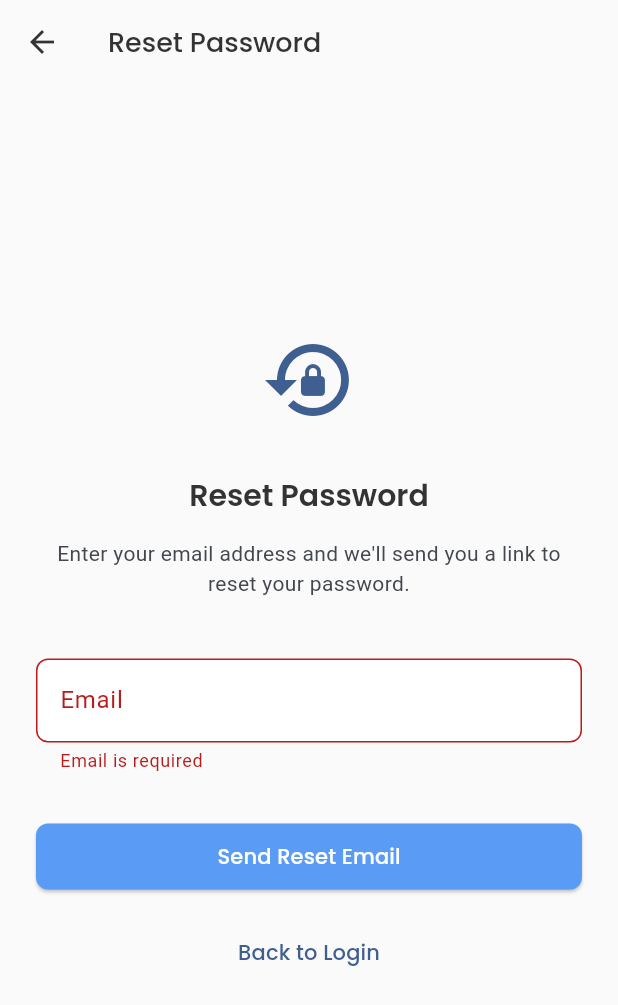
After one commit to mahmoodhamdi/khuta, a Flutter app: the ResetPasswordScreen screen opened directly, after a tap on "Send Reset Email", on a phone screen of 412 x 824 dp. The commit adds this screen. Shown: the top 1005 px of the screen. Run offline on Flutter 3.47's test engine with Material 3 defaults, Android fonts, the phone set to English and light mode, and no system bars; our stand-ins replace animated_bottom_navigation_bar, auto_size_text, cloud_firestore, connectivity_plus, easy_localization, equatable and 9 more; accounts and stored records are empty.

Commit message:
feat(auth): add password reset functionality
- Implement password reset flow with email verification
- Add new AuthPasswordResetSent state
- Create ResetPasswordScreen with form and success states
- Add translations for password reset in both English and Arabic
- Add forgot password link in login screen

```diff
--- a/assets/translations/ar.json
+++ b/assets/translations/ar.json
@@ -1,4 +1,13 @@
-{"no_recommendations": "لا يوجد تقييمات",
+{ "reset_password": "إعادة تعيين كلمة المرور",
+"reset_password_description": "أدخل عنوان بريدك الإلكتروني وسنرسل لك رابطًا لإعادة تعيين كلمة المرور.",
+"send_reset_email": "إرسال بريد إعادة التعيين",
+"forgot_password": "هل نسيت كلمة المرور؟",
+"back_to_login": "العودة إلى تسجيل الدخول",
+"email_sent": "تم إرسال البريد الإلكتروني!",
+"check_email_for_reset_link": "يرجى التحقق من بريدك الإلكتروني للحصول على رابط إعادة تعيين كلمة المرور. إذا لم تجده، تحقق من مجلد الرسائل غير المرغوب فيها.",
+"resend_email": "إعادة إرسال البريد الإلكتروني",
+"password_reset_email_sent": "تم إرسال بريد إعادة تعيين كلمة المرور بنجاح!",
+  "no_recommendations": "لا يوجد تقييمات",
 "no_results": "لا يوجد نتائج",
 "select_assessment": "اختر تقييمًا",
   "no_children": "لا يوجد أطفال",
--- a/assets/translations/en.json
+++ b/assets/translations/en.json
@@ -1,4 +1,13 @@
-{ "welcome": "Welcome",
+{  "reset_password": "Reset Password",
+"reset_password_description": "Enter your email address and we'll send you a link to reset your password.",
+"send_reset_email": "Send Reset Email",
+"forgot_password": "Forgot Password?",
+"back_to_login": "Back to Login",
+"email_sent": "Email Sent!",
+"check_email_for_reset_link": "Please check your email for a password reset link. If you don't see it, check your spam folder.",
+"resend_email": "Resend Email",
+"password_reset_email_sent": "Password reset email sent successfully!",
+  "welcome": "Welcome",
 "no_recommendations": "No Recommendations",
 "select_assessment": "Select Assessment",
 "no_results": "No Results",
--- a/lib/cubit/auth/auth_cubit.dart
+++ b/lib/cubit/auth/auth_cubit.dart
@@ -59,6 +59,16 @@ class AuthCubit extends Cubit<AuthState> {
     }
   }
 
+  Future<void> resetPassword(String email) async {
+    emit(AuthLoading());
+    try {
+      await _auth.sendPasswordResetEmail(email: email);
+      emit(AuthPasswordResetSent(email: email));
+    } catch (e) {
+      emit(AuthFailure(message: AuthExceptionHandler.handleException(e)));
+    }
+  }
+
   Future<void> logout() async {
     emit(AuthLoading());
     try {
--- a/lib/cubit/auth/auth_state.dart
+++ b/lib/cubit/auth/auth_state.dart
@@ -28,3 +28,12 @@ class AuthFailure extends AuthState {
   @override
   List<Object?> get props => [message];
 }
+
+class AuthPasswordResetSent extends AuthState {
+  final String email;
+
+  const AuthPasswordResetSent({required this.email});
+
+  @override
+  List<Object?> get props => [email];
+}
--- /dev/null
+++ b/lib/screens/auth/reset_password_screen.dart
@@ -0,0 +1,172 @@
+import 'package:easy_localization/easy_localization.dart';
+import 'package:flutter/material.dart';
+import 'package:flutter_bloc/flutter_bloc.dart';
+
+import '../../core/constants/app_strings.dart';
+import '../../cubit/auth/auth_cubit.dart';
+import '../../cubit/auth/auth_state.dart';
+import '../../widgets/auth_widgets.dart';
+
+class ResetPasswordScreen extends StatefulWidget {
+  const ResetPasswordScreen({super.key});
+
+  @override
+  State<ResetPasswordScreen> createState() => _ResetPasswordScreenState();
+}
+
+class _ResetPasswordScreenState extends State<ResetPasswordScreen> {
+  final _formKey = GlobalKey<FormState>();
+  final _emailController = TextEditingController();
+  bool _isEmailSent = false;
+
+  @override
+  void dispose() {
+    _emailController.dispose();
+    super.dispose();
+  }
+
+  void _handleResetPassword() {
+    if (_formKey.currentState?.validate() ?? false) {
+      context.read<AuthCubit>().resetPassword(_emailController.text.trim());
+    }
+  }
+
+  @override
+  Widget build(BuildContext context) {
+    return BlocListener<AuthCubit, AuthState>(
+      listener: (context, state) {
+        if (state is AuthPasswordResetSent) {
+          setState(() {
+            _isEmailSent = true;
+          });
+          ScaffoldMessenger.of(context).showSnackBar(
+            SnackBar(
+              content: Text('password_reset_email_sent'.tr()),
+              backgroundColor: Colors.green,
+            ),
+          );
+        } else if (state is AuthFailure) {
+          ScaffoldMessenger.of(
+            context,
+          ).showSnackBar(SnackBar(content: Text(state.message)));
+        }
+      },
+      child: Scaffold(
+        appBar: AppBar(
+          title: Text('reset_password'.tr()),
+          backgroundColor: Colors.transparent,
+          elevation: 0,
+        ),
+        body: SafeArea(
+          child: Center(
+            child: SingleChildScrollView(
+              padding: const EdgeInsets.all(24),
+              child: _isEmailSent ? _buildSuccessView() : _buildResetForm(),
+            ),
+          ),
+        ),
+      ),
+    );
+  }
+
+  Widget _buildResetForm() {
+    return Form(
+      key: _formKey,
+      child: Column(
+        mainAxisAlignment: MainAxisAlignment.center,
+        crossAxisAlignment: CrossAxisAlignment.stretch,
+        children: [
+          Icon(
+            Icons.lock_reset,
+            size: 64,
+            color: Theme.of(context).primaryColor,
+          ),
+          const SizedBox(height: 32),
+          Text(
+            'reset_password'.tr(),
+            style: Theme.of(context).textTheme.headlineMedium,
+            textAlign: TextAlign.center,
+          ),
+          const SizedBox(height: 16),
+          Text(
+            'reset_password_description'.tr(),
+            style: Theme.of(context).textTheme.bodyMedium?.copyWith(
+              color: Theme.of(context).colorScheme.onSurfaceVariant,
+            ),
+            textAlign: TextAlign.center,
+          ),
+          const SizedBox(height: 32),
+          AuthTextField(
+            controller: _emailController,
+            labelKey: AppStrings.email,
+            keyboardType: TextInputType.emailAddress,
+            textInputAction: TextInputAction.done,
+            onSubmitted: (_) => _handleResetPassword(),
+            validator: (value) {
+              if (value?.isEmpty ?? true) {
+                return 'email_required'.tr();
+              }
+              if (!value!.contains('@')) {
+                return 'email_invalid'.tr();
+              }
+              return null;
+            },
+          ),
+          const SizedBox(height: 24),
+          BlocBuilder<AuthCubit, AuthState>(
+            builder: (context, state) {
+              return AuthButton(
+                labelKey: 'send_reset_email',
+                onPressed: _handleResetPassword,
+                isLoading: state is AuthLoading,
+              );
+            },
+          ),
+          const SizedBox(height: 16),
+          TextButton(
+            onPressed: () => Navigator.of(context).pop(),
+            child: Text('back_to_login'.tr()),
+          ),
+        ],
+      ),
+    );
+  }
+
+  Widget _buildSuccessView() {
+    return Column(
+      mainAxisAlignment: MainAxisAlignment.center,
+      crossAxisAlignment: CrossAxisAlignment.stretch,
+      children: [
+        Icon(Icons.mark_email_read, size: 64, color: Colors.green),
+        const SizedBox(height: 32),
+        Text(
+          'email_sent'.tr(),
+          style: Theme.of(context).textTheme.headlineMedium,
+          textAlign: TextAlign.center,
+        ),
+        const SizedBox(height: 16),
+        Text(
+          'check_email_for_reset_link'.tr(),
+          style: Theme.of(context).textTheme.bodyMedium?.copyWith(
+            color: Theme.of(context).colorScheme.onSurfaceVariant,
+          ),
+          textAlign: TextAlign.center,
+        ),
+        const SizedBox(height: 32),
+        OutlinedButton(
+          onPressed: () {
+            setState(() {
+              _isEmailSent = false;
+            });
+          },
+          child: Text('resend_email'.tr()),
+        ),
+        const SizedBox(height: 16),
+        TextButton(
+          onPressed: () => Navigator.of(context).pop(),
+          child: Text('back_to_login'.tr()),
+        ),
+      ],
+    );
+  }
+}
```
Also changed, not shown: lib/screens/auth/login_screen.dart (+16 -1 lines).
